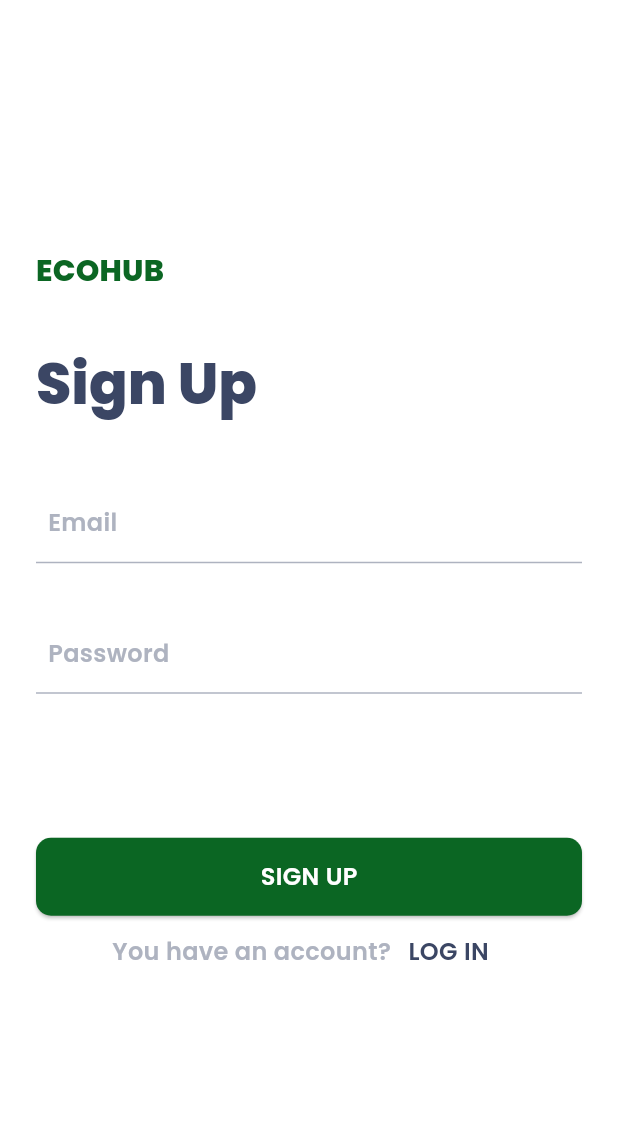
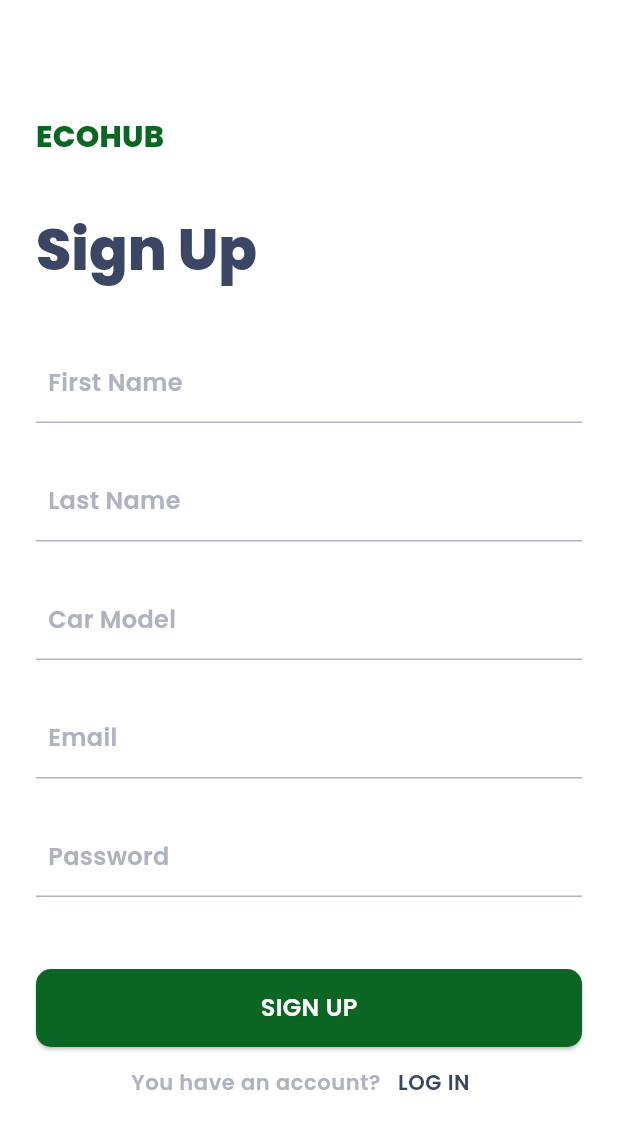
Before and after one commit to TomMondor/AMC_2024, a Flutter app: the screen it shows after launch, after a tap on "SIGN UP", on a phone screen of 412 x 824 dp. Shown: the top 1129 px of the screen. Run offline on Flutter 3.47's test engine with Material 3 defaults, Android fonts, the phone set to English and light mode, and no system bars; our stand-ins replace cloud_firestore, device_preview, dio, firebase_auth, firebase_core, firebase_messaging and 5 more; missing offline and left inert: animated_digit; accounts and stored records are empty; generated files the repository leaves out were written again.

Commit message:
fix: user info in registration

```diff
--- a/lib/routes/routes.dart
+++ b/lib/routes/routes.dart
@@ -5,7 +5,6 @@ import 'package:amc_2024/src/view/home/hub.dart';
 import 'package:flutter/material.dart';
 
 import '../src/view/account/login.dart';
-import '../src/view/account/user_info.dart';
 import '../src/view/startup/startup.dart';
 
 enum Routes {
@@ -13,7 +12,6 @@ enum Routes {
   startup,
   login,
   register,
-  userInfo,
   electricity,
   hub,
   profile,
@@ -30,8 +28,6 @@ extension RoutesExtension on Routes {
         return '/login';
       case Routes.register:
         return '/register';
-      case Routes.userInfo:
-        return '/user-info';
       case Routes.electricity:
         return '/electricity';
       case Routes.profile:
@@ -48,7 +44,6 @@ Map<String, Widget Function(BuildContext)> appRoutes = {
   Routes.startup.name: (context) => const Startup(),
   Routes.login.name: (context) => const Login(),
   Routes.register.name: (context) => const Register(),
-  Routes.userInfo.name: (context) => const UserInfo(),
   Routes.electricity.name: (context) => const Electricity(),
   Routes.profile.name: (context) => const Profile(),
 };
--- a/lib/src/application/auth_service.dart
+++ b/lib/src/application/auth_service.dart
@@ -42,7 +42,7 @@ class AuthService {
   Future<void> logout() async {
     try {
       await _auth.signOut();
-    } on FirebaseAuthException catch (e) {
+    } on FirebaseAuthException {
       throw const AuthenticationException(
         message: 'Something went wrong. Please try again later.',
       );
--- a/lib/src/view/account/login.dart
+++ b/lib/src/view/account/login.dart
@@ -54,9 +54,9 @@ class Login extends HookWidget {
     }
 
     return Scaffold(
-      body: Center(
+      body: SingleChildScrollView(
         child: Padding(
-          padding: const EdgeInsets.symmetric(horizontal: 24.0),
+          padding: const EdgeInsets.fromLTRB(24, 76, 24, 24),
           child: Form(
             key: formKey,
             child: Column(
@@ -105,7 +105,7 @@ class Login extends HookWidget {
                       "You don't have an account?",
                       style: Theme.of(context)
                           .textTheme
-                          .bodyMedium!
+                          .bodySmall!
                           .copyWith(color: kcLightSecondary),
                     ),
                     TextButton(
@@ -115,7 +115,7 @@ class Login extends HookWidget {
                         'SIGN UP',
                         style: Theme.of(context)
                             .textTheme
-                            .bodyMedium!
+                            .bodySmall!
                             .copyWith(color: kcPrimaryVariant),
                       ),
                     ),
--- a/lib/src/view/account/register.dart
+++ b/lib/src/view/account/register.dart
@@ -1,13 +1,18 @@
+import 'dart:convert';
+
 import 'package:amc_2024/routes/routes.dart';
 import 'package:amc_2024/src/exceptions/exceptions.dart';
 import 'package:amc_2024/src/view/account/validators.dart';
+import 'package:amc_2024/src/view/widgets/custom_raw_auto_complete.dart';
 import 'package:amc_2024/src/view/widgets/error_dialog.dart';
 import 'package:flutter/material.dart';
+import 'package:flutter/services.dart';
 import 'package:flutter_hooks/flutter_hooks.dart';
 
 import '../../../helpers/ui_helpers.dart';
 import '../../../injection_container.dart';
 import '../../application/auth_service.dart';
+import '../../infra/account/profile_repo.dart';
 import '../../theme/colors.dart';
 import '../widgets/bottom_button.dart';
 import '../widgets/text_input.dart';
@@ -19,25 +24,60 @@ class Register extends HookWidget {
   Widget build(BuildContext context) {
     final GlobalKey<FormState> formKey = GlobalKey<FormState>();
 
+    final firstNameController = useTextEditingController();
+    final lastNameController = useTextEditingController();
     final emailController = useTextEditingController();
     final passwordController = useTextEditingController();
+    final carMakeController = useTextEditingController();
 
+    final cars = useState<List<String>>(List<String>.empty());
     final isLoading = useState(false);
+
+    useEffect(() {
+      Future<void> readJson() async {
+        final String response =
+            await rootBundle.loadString("assets/data/make_models.json");
+        final Map<String, dynamic> data = await json.decode(response);
+        cars.value = data.keys.toList();
+      }
+
+      readJson();
+      return () {};
+    }, const []);
 
     Future<void> register() async {
       final email = emailController.text;
       final password = passwordController.text;
+      final String name = firstNameController.text;
+      final String surname = lastNameController.text;
+      final String car = carMakeController.text.toString();
 
       if (formKey.currentState!.validate()) {
         isLoading.value = true;
 
         try {
-          isLoading.value = false;
           AuthService authService = locator<AuthService>();
           await authService.register(email, password);
 
-          if (context.mounted) {
-            Navigator.pushReplacementNamed(context, Routes.userInfo.name);
+          try {
+            isLoading.value = false;
+            UserRepository profileRepository = locator<UserRepository>();
+            final userId = authService.currentUser!.uid;
+            await profileRepository.addUser(userId, name, surname, car);
+
+            if (context.mounted) {
+              Navigator.pushReplacementNamed(context, Routes.hub.name);
+            }
+          } on FirestoreException catch (e) {
+            isLoading.value = false;
+            showDialog(
+              context: context,
+              builder: (BuildContext context) => ErrorDialog(
+                title: "Oops",
+                message: e.message,
+                buttonText: "OK",
+              ),
+            );
           }
         } on AuthenticationException catch (e) {
           isLoading.value = false;
@@ -54,9 +94,9 @@ class Register extends HookWidget {
     }
 
     return Scaffold(
-      body: Center(
+      body: SingleChildScrollView(
         child: Padding(
-          padding: const EdgeInsets.symmetric(horizontal: 24.0),
+          padding: const EdgeInsets.fromLTRB(24, 76, 24, 24),
           child: Form(
             key: formKey,
             child: Column(
@@ -66,17 +106,37 @@ class Register extends HookWidget {
                 Text(
                   "ECOHUB",
                   style: Theme.of(context).textTheme.titleMedium!.copyWith(
-                    color: kcPrimary,
-                  ),
+                        color: kcPrimary,
+                      ),
                 ),
                 verticalSpace(36),
                 Text(
                   "Sign Up",
                   style: Theme.of(context).textTheme.headlineMedium!.copyWith(
-                    color: kcPrimaryVariant,
-                  ),
+                        color: kcPrimaryVariant,
+                      ),
                 ),
-                verticalSpace(40),
+                verticalSpace(36),
+                EchoHubTextInput(
+                  textInputAction: TextInputAction.next,
+                  controller: firstNameController,
+                  validator: validateName,
+                  keyboardType: TextInputType.name,
+                  labelText: 'First Name',
+                ),
+                verticalSpace(24),
+                EchoHubTextInput(
+                  textInputAction: TextInputAction.next,
+                  controller: lastNameController,
+                  validator: validateName,
+                  keyboardType: TextInputType.name,
+                  labelText: 'Last Name',
+                ),
+                verticalSpace(24),
+                CustomAutocomplete(
+                    textEditingController: carMakeController,
+                    options: cars.value),
+                verticalSpace(24),
                 EchoHubTextInput(
                   textInputAction: TextInputAction.next,
                   controller: emailController,
@@ -84,7 +144,7 @@ class Register extends HookWidget {
                   keyboardType: TextInputType.emailAddress,
                   labelText: 'Email',
                 ),
-                verticalSpace(32),
+                verticalSpace(24),
                 EchoHubTextInput(
                   textInputAction: TextInputAction.done,
                   controller: passwordController,
@@ -93,7 +153,7 @@ class Register extends HookWidget {
                   obscureText: true,
                   labelText: 'Password',
                 ),
-                verticalSpace(96),
+                verticalSpace(48),
                 BottomButton(
                   onPressed: () => register(),
                   title: 'Sign Up',
@@ -105,7 +165,7 @@ class Register extends HookWidget {
                       "You have an account?",
                       style: Theme.of(context)
                           .textTheme
-                          .bodyMedium!
+                          .bodySmall!
                           .copyWith(color: kcLightSecondary),
                     ),
                     TextButton(
@@ -115,7 +175,7 @@ class Register extends HookWidget {
                         'LOG IN',
                         style: Theme.of(context)
                             .textTheme
-                            .bodyMedium!
+                            .bodySmall!
                             .copyWith(color: kcPrimaryVariant),
                       ),
                     ),
--- a/lib/src/view/account/validators.dart
+++ b/lib/src/view/account/validators.dart
@@ -23,3 +23,10 @@ String? validatePassword(String? value) {
 
   return null;
 }
+
+String? validateName(String? value) {
+      if (value!.isEmpty) {
+        return 'The first name is required.';
+      }
+      return null;
+    }
--- a/lib/src/view/widgets/custom_raw_auto_complete.dart
+++ b/lib/src/view/widgets/custom_raw_auto_complete.dart
@@ -1,3 +1,4 @@
+import 'package:amc_2024/src/view/widgets/text_input.dart';
 import 'package:flutter/material.dart';
 
 class CustomAutocomplete extends StatelessWidget {
@@ -7,7 +8,9 @@ class CustomAutocomplete extends StatelessWidget {
 
   final List<String> options;
 
-  CustomAutocomplete({Key? key, required this.textEditingController, required this.options}) : super(key: key);
+  CustomAutocomplete(
+      {Key? key, required this.textEditingController, required this.options})
+      : super(key: key);
 
   void clear() {
     textEditingController.clear();
@@ -28,21 +31,19 @@ class CustomAutocomplete extends StatelessWidget {
       textEditingController: textEditingController,
       optionsBuilder: (TextEditingValue textEditingValue) {
         return options.where((String option) {
-          return option.toLowerCase().contains(textEditingValue.text.toLowerCase());
+          return option
+              .toLowerCase()
+              .contains(textEditingValue.text.toLowerCase());
         }).toList();
       },
-      fieldViewBuilder: (context,
-          textEditingController,
-          FocusNode fieldFocusNode,
-          VoidCallback onFieldSubmitted) {
-        return TextFormField(
+      fieldViewBuilder: (context, textEditingController,
+          FocusNode fieldFocusNode, VoidCallback onFieldSubmitted) {
+        return EchoHubTextInput(
           controller: textEditingController,
           focusNode: fieldFocusNode,
           validator: validateName,
-            decoration: const InputDecoration(
-              border: OutlineInputBorder(),
           labelText: 'Car Model',
-            ));
+        );
       },
       optionsViewBuilder: (BuildContext context,
           AutocompleteOnSelected<String> onSelected, Iterable<String> options) {
```
Also changed, not shown: lib/src/view/account/profile.dart (+25 -1 lines), lib/src/view/account/user_info.dart (deleted, +0 -152 lines), lib/src/view/transport/use_car_trips_carbon.dart (+8 -1 lines). Lines whose indentation alone changed are shown as unchanged.
